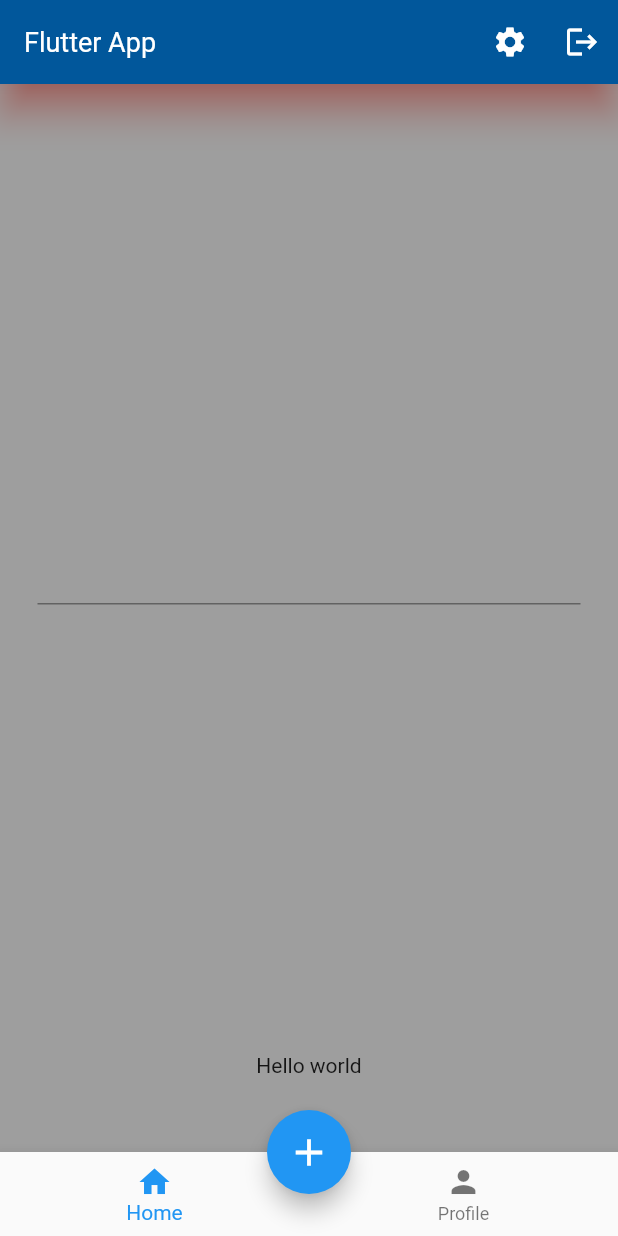
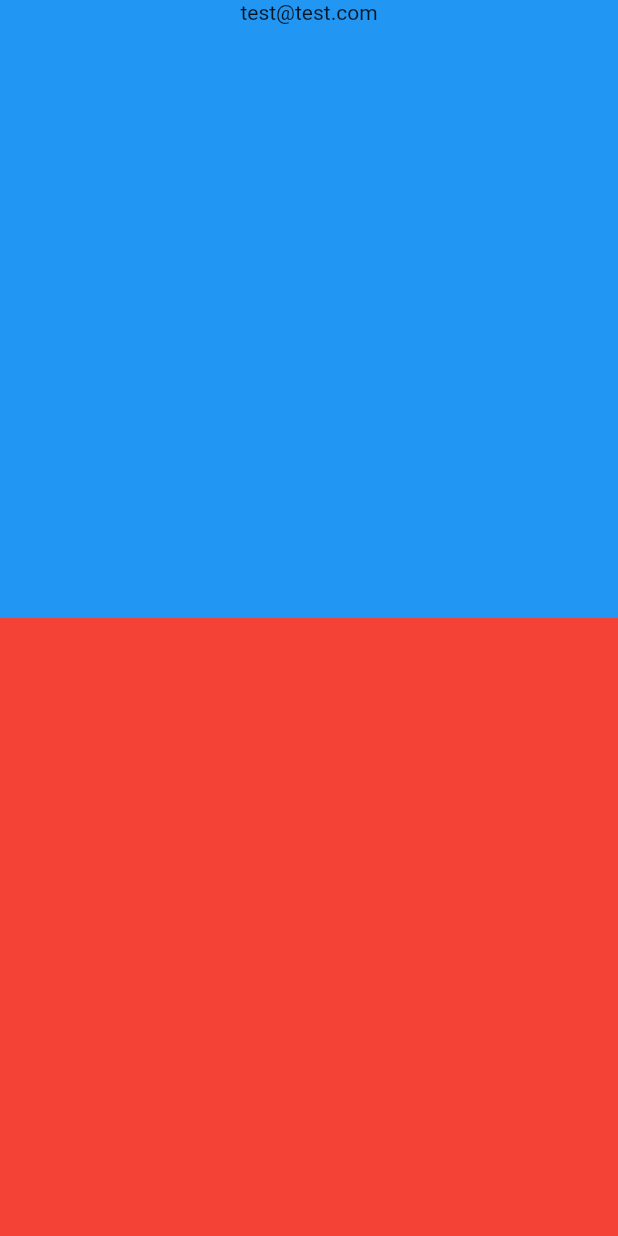
Before and after one commit to AgustinaGF/facebookFlutter, a Flutter app: the screen it shows after launch, on a phone screen of 412 x 824 dp. Run offline on Flutter 3.47's test engine with Material 2 defaults, Android fonts, the phone set to English and light mode, and no system bars.

Commit message:
safeArea

```diff
--- a/lib/main.dart
+++ b/lib/main.dart
@@ -5,7 +5,7 @@ import 'widgets/column.dart';
 import 'widgets/row.dart';
 import 'widgets/stack.dart';
 import 'widgets/scaffold.dart';
-
+import 'widgets/safe_area.dart';
 void main() {
   runApp(const MyApp());
 }
@@ -17,7 +17,7 @@ class MyApp extends StatelessWidget {
   @override
   Widget build(BuildContext context) {
     return MaterialApp(
-      home: MyScaffold(),
+      home: MySafeArea(),
     );
   }
 }
--- /dev/null
+++ b/lib/widgets/safe_area.dart
@@ -0,0 +1,37 @@
+import 'package:flutter/material.dart';
+
+class MySafeArea extends StatelessWidget {
+  @override
+  Widget build(BuildContext context) {
+    return Scaffold(
+      body: Container(
+          color: Colors.grey,
+          width: double.infinity,
+          height: double.infinity,
+          child: SafeArea(
+            bottom: false,
+            child: Column(
+              children: [
+                Expanded(
+                  child: Container(
+                    color: Colors.blue,
+                    width: double.infinity,
+                    child: const SafeArea(
+                      //el widget SafeArea siempre tiene como default button true
+                      child: Column(
+                        children: [Text('test@test.com')],
+                      ),
+                    ),
+                  ),
+                ),
+                Expanded(
+                  child: Container(
+                    color: Colors.red,
+                  ),
+                ),
+              ],
+            ),
+          )),
+    );
+  }
+}
```
